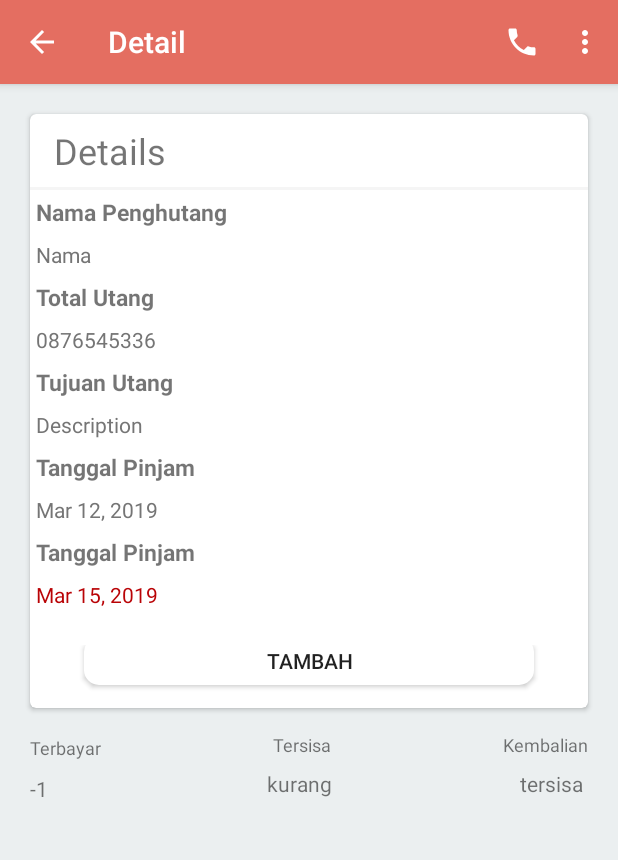
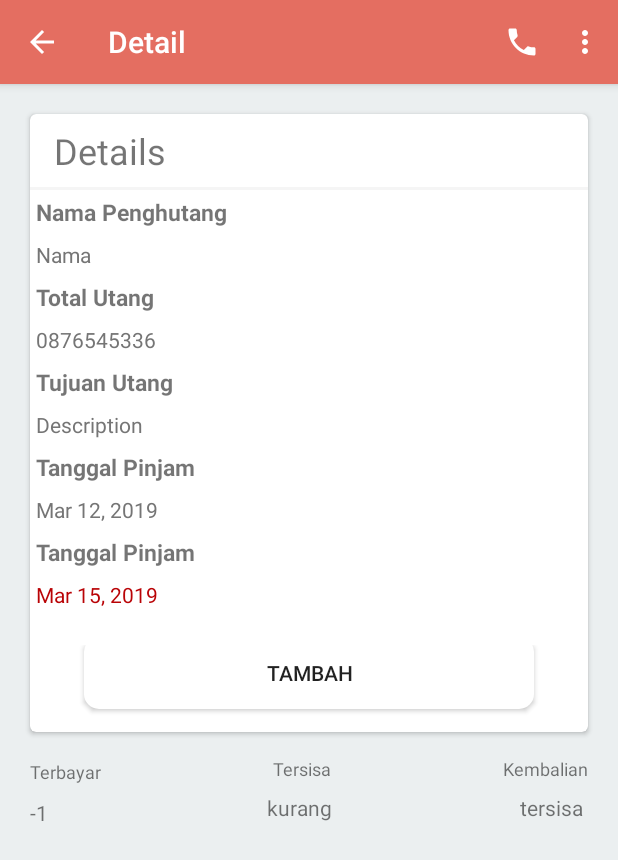
Before and after one commit to FahrihFatahilah/PengingatUtang, an Android app: the DetailActivity screen opened directly, with no data from a screen before it, on a phone screen of 412 x 824 dp. Shown: the top 860 px of the screen. Run offline under Robolectric (Android 15) with nearby library versions, the phone set to English and light mode, and no system bars; 14 statements that could not run were skipped.

Commit message:
Update pembayaran_detail_content.xml

```diff
--- a/app/src/main/res/layout/pembayaran_detail_content.xml
+++ b/app/src/main/res/layout/pembayaran_detail_content.xml
@@ -199,7 +199,8 @@
                         <Button
                             android:id="@+id/pembayaran"
                             android:layout_width="300dp"
-                            android:layout_height="32dp"
+                            android:layout_height="match_parent"
+
                             android:layout_gravity="center_vertical"
                             android:background="@drawable/bginfo"
                             android:layout_marginBottom="10dp"
```
